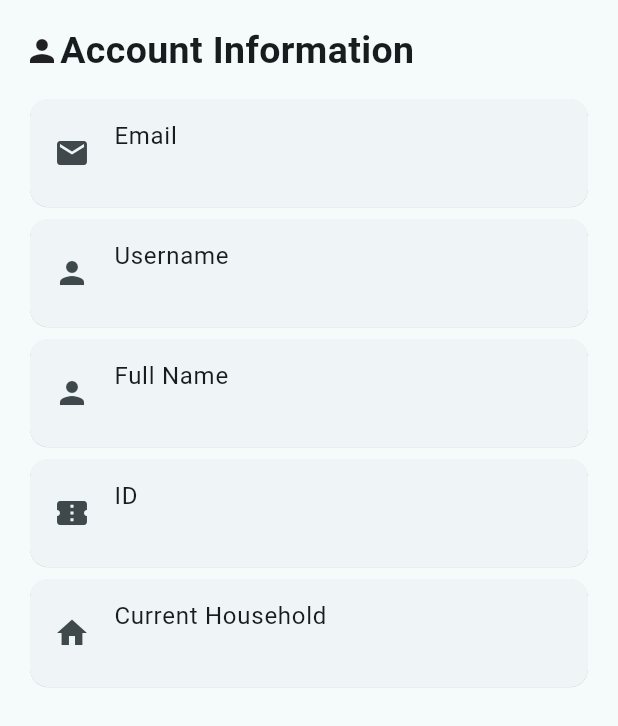
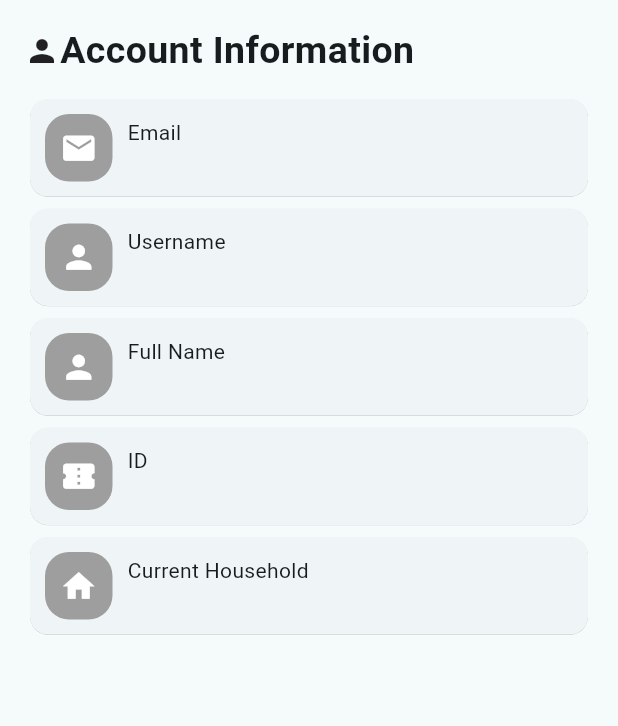
Before and after one commit to comhendrik/hmly, a Flutter app: the AccountView widget shown alone on an empty page, opened directly with empty values, on a phone screen of 412 x 824 dp. Shown: the top 726 px of the screen. Run offline on Flutter 3.47's test engine with Material 2 defaults, Android fonts, the phone set to English and light mode, and no system bars; our stand-ins replace bloc, dartz, equatable, flutter_bloc, flutter_secure_storage, get_it and 2 more; accounts and stored records are empty; statements that could not run were skipped.

Commit message:
new icon ui for account view

```diff
--- a/lib/features/authentication/presentation/widgets/account_view.dart
+++ b/lib/features/authentication/presentation/widgets/account_view.dart
@@ -31,27 +31,27 @@ class _AccountView extends State<AccountView> {
             Column(
               crossAxisAlignment: CrossAxisAlignment.stretch,
               children: <Widget>[
-                _buildListTileWithShadow(
+                _buildListTile(
                   leadingIcon: Icons.email,
                   title: 'Email',
                   subtitle: widget.mainUser.email,
                 ),
-                _buildListTileWithShadow(
+                _buildListTile(
                   leadingIcon: Icons.person,
                   title: 'Username',
                   subtitle: widget.mainUser.username,
                 ),
-                _buildListTileWithShadow(
+                _buildListTile(
                   leadingIcon: Icons.person,
                   title: 'Full Name',
                   subtitle: widget.mainUser.name,
                 ),
-                _buildListTileWithShadow(
+                _buildListTile(
                   leadingIcon: Icons.confirmation_number,
                   title: 'ID',
                   subtitle: widget.mainUser.id,
                 ),
-                _buildListTileWithShadow(
+                _buildListTile(
                   leadingIcon: Icons.home,
                   title: 'Current Household',
                   subtitle: widget.mainUser.householdId,
@@ -64,7 +64,7 @@ class _AccountView extends State<AccountView> {
     );
   }
 
-  Widget _buildListTileWithShadow({required IconData leadingIcon, required String title, required String subtitle}) {
+  Widget _buildListTile({required IconData leadingIcon, required String title, required String subtitle}) {
     return Container(
       decoration: BoxDecoration(
           borderRadius: BorderRadius.circular(8.0)
@@ -72,11 +72,30 @@ class _AccountView extends State<AccountView> {
       child: Card(
         elevation: 0.125,
         // No elevation for the Card; we'll use the shadow from the Container
-        child: ListTile(
-          leading: Icon(leadingIcon),
-          title: Text(title),
-          subtitle: Text(subtitle),
-        ),
+        child: Row(
+          children: [
+            Container(
+              margin: EdgeInsets.all(10),
+              padding: EdgeInsets.all(10.0),
+              decoration: BoxDecoration(
+                color: Colors.grey,
+                borderRadius: BorderRadius.circular(16.0), // Adjust the radius as needed
+              ),
+              child: Icon(
+                leadingIcon,
+                color: Colors.white, // Change the icon color as needed
+                size: 25.0, // Adjust the icon size as needed
+              ),
+            ),
+            Column(
+              crossAxisAlignment: CrossAxisAlignment.start,
+              children: [
+                Text(title),
+                Text(subtitle),
+              ],
+            )
+          ],
+        )
       ),
     );
   }
```
